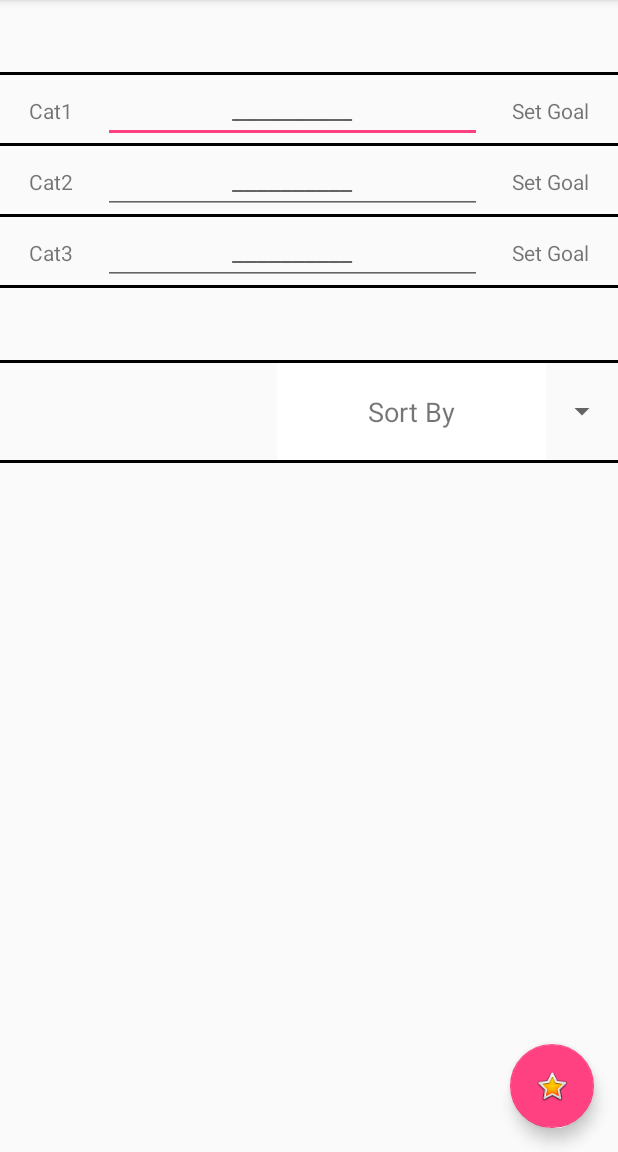
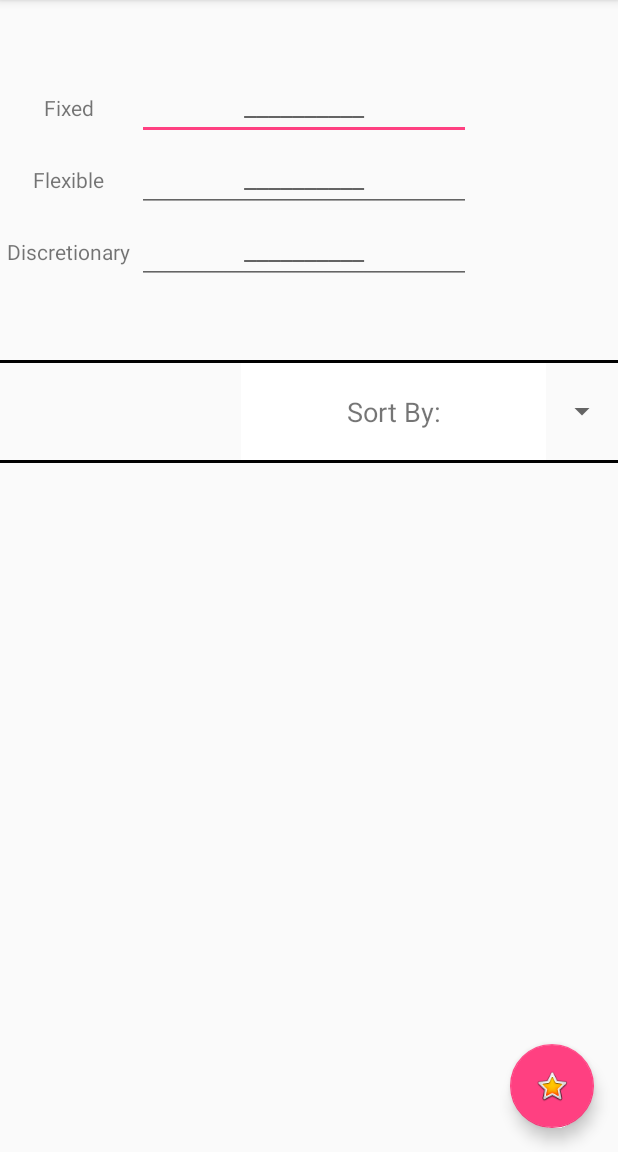
Before and after one commit to sobotadom/Enactus, an Android app: the screen it shows after launch (MainActivity), on a phone screen of 412 x 824 dp, the part 84-1236 px from its top. Run offline under Robolectric (Android 15) with nearby library versions, the phone set to English and light mode, and no system bars.

Commit message:
i got rid of the expnse pages add button, now the edit text gives me the total on the main page i still have to configure the date picker

```diff
--- a/app/src/main/java/enactus/budget/enactus/MainActivity.java
+++ b/app/src/main/java/enactus/budget/enactus/MainActivity.java
@@ -10,6 +10,8 @@ import android.support.design.widget.FloatingActionButton;
 import android.support.design.widget.Snackbar;
 import android.support.v7.app.AppCompatActivity;
 import android.support.v7.widget.Toolbar;
+import android.text.Editable;
+import android.text.TextWatcher;
 import android.util.Log;
 import android.view.View;
 import android.view.Menu;
@@ -35,6 +37,7 @@ public class MainActivity extends AppCompatActivity {
     private static int REQUEST_CODE = 0;
     private double totalSpent = 0;
     private int cat1_day, cat2_day, cat3_day, cat1_month, cat2_month, cat3_month, cat1_year, cat2_year, cat3_year;
+    private double cat1_goal, cat2_goal, cat3_goal;
     private String category;
     @Override
     protected void onCreate(Bundle savedInstanceState) {
@@ -55,45 +58,39 @@ public class MainActivity extends AppCompatActivity {
         });
 
 
-
-
-
         //CONFIGURE TABLE DISPLAYING DATABASE ENTRIES
 
         final TableLayout tl = findViewById(R.id.tableLayout);
 
         final String[] categories = new String[]{
-                "Sort By",
-                "Cat1",
-                "Cat2",
-                "Cat3"
+                "Sort By:",
+                "Fixed",
+                "Flexible",
+                "Discretionary"
 
         };
         final ArrayAdapter<String> adapter = new ArrayAdapter<String>(
-                this,R.layout.spinner_item,categories){
+                this, R.layout.spinner_item, categories) {
             @Override
-            public boolean isEnabled(int position){
-                if(position == 0)
-                {
+            public boolean isEnabled(int position) {
+                if (position == 0) {
                     // Disable the first item from Spinner
                     // First item will be use for hint
                     return false;
-                }
-                else
-                {
+                } else {
                     return true;
                 }
             }
+
             @Override
             public View getDropDownView(int position, View convertView,
                                         ViewGroup parent) {
                 View view = super.getDropDownView(position, convertView, parent);
                 TextView tv = (TextView) view;
-                if(position == 0){
+                if (position == 0) {
                     // Set the hint text color gray
                     tv.setTextColor(Color.GRAY);
-                }
-                else {
+                } else {
                     tv.setTextColor(Color.BLACK);
                 }
                 return view;
@@ -116,7 +113,7 @@ public class MainActivity extends AppCompatActivity {
                 String selectedItemText = (String) parent.getItemAtPosition(position);
                 // If user change the default selection
                 // First item is disable and it is used for hint
-                if(position > 0){
+                if (position > 0) {
                     // Notify the selected item text
 
                 }
@@ -136,19 +133,119 @@ public class MainActivity extends AppCompatActivity {
         Configure balance and goals
 
          */
-        TextView btnfirst = findViewById(R.id.cat1date);
-        TextView btnsecond = findViewById(R.id.cat2date);
-        TextView btnthird = findViewById(R.id.cat3date);
+
+
+        EditText first = findViewById(R.id.cat1goal);
+        first.addTextChangedListener(new TextWatcher() {
+
+            @Override
+            public void afterTextChanged(Editable s) {
+            }
+
+            @Override
+            public void beforeTextChanged(CharSequence s, int start,
+                                          int count, int after) {
+            }
+
+            @Override
+            public void onTextChanged(CharSequence s, int start,
+                                      int before, int count) {
+
+
+                if (s.length() == 0) {
+                    findViewById(R.id.btngoal1).setVisibility(View.INVISIBLE);
+                }
+                //SET GOAL IF A GOAL IS PUT IN
+                if (s.length() > 0) {
+                    cat1_goal = Double.parseDouble(s.toString());
+                    findViewById(R.id.btngoal1).setVisibility(View.VISIBLE);
+                }
+
+
+            }
+        });
+
+        final EditText second = findViewById(R.id.cat2goal);
+        second.addTextChangedListener(new TextWatcher() {
+
+            @Override
+            public void afterTextChanged(Editable s) {
+            }
+
+            @Override
+            public void beforeTextChanged(CharSequence s, int start,
+                                          int count, int after) {
+            }
+
+            @Override
+            public void onTextChanged(CharSequence s, int start,
+                                      int before, int count) {
+
+                //SET GOAL IF A GOAL IS PUT IN
+                if (s.length() == 0) {
+                    findViewById(R.id.btngoal2).setVisibility(View.INVISIBLE);
+                }
+                if (s.length() > 0) {
+                    cat2_goal = Double.parseDouble(s.toString());
+                    findViewById(R.id.btngoal2).setVisibility(View.VISIBLE);
+                }
+
+
+            }
+        });
+        EditText third = findViewById(R.id.cat3goal);
+        third.addTextChangedListener(new TextWatcher() {
+
+            @Override
+            public void afterTextChanged(Editable s) {
+            }
+
+            @Override
+            public void beforeTextChanged(CharSequence s, int start,
+                                          int count, int after) {
+            }
+
+            @Override
+            public void onTextChanged(CharSequence s, int start,
+                                      int before, int count) {
+
+
+                if (s.length() == 0) {
+                    findViewById(R.id.btngoal3).setVisibility(View.INVISIBLE);
+                }
+                //SET GOAL IF A GOAL IS PUT IN
+                if (s.length() > 0) {
+                    cat3_goal = Double.parseDouble(s.toString());
+                    findViewById(R.id.btngoal3).setVisibility(View.VISIBLE);
+                }
+
+
+            }
+        });
+
+        View.OnClickListener getdate = new View.OnClickListener() {
+            @Override
+            public void onClick(View view) {
+                //show dialogan get the proper date
 
 
 
+                switch(view.getId()){
+
+                    case R.id.btngoal1: break;
+
+                    case R.id.btngoal2: break;
+
+                    case R.id.btngoal3: break;
+                }
 
 
 
+            }
+        };
 
 
     }
-
 
     protected void onActivityResult(int requestCode, int resultCode,
                                     Intent data) {
--- a/app/src/main/res/layout/content_main.xml
+++ b/app/src/main/res/layout/content_main.xml
@@ -18,29 +18,23 @@
             android:layout_width="match_parent"
             android:layout_height="48dp" />
 
-        <LinearLayout
+        <TableLayout
             android:layout_width="match_parent"
-            android:layout_height="wrap_content"
-            android:orientation="vertical">
-            <View
-                style="@style/Divider"
-                android:layout_height="2dp"
-                android:background="@android:color/black" />
-            <LinearLayout
-                android:id="@+id/cat1"
+            android:layout_height="wrap_content">
+
+            <TableRow
                 android:layout_width="match_parent"
-                android:layout_height="wrap_content"
-                android:orientation="horizontal">
+                android:layout_height="match_parent">
 
                 <TextView
                     android:layout_width="wrap_content"
                     android:layout_height="wrap_content"
                     android:layout_weight="1"
-                    android:text="Cat1"
+                    android:text="Fixed"
                     android:textAlignment="center" />
 
                 <EditText
-                    android:id="@+id/cat1Expense"
+                    android:id="@+id/cat1goal"
                     android:layout_width="wrap_content"
                     android:layout_height="wrap_content"
                     android:layout_weight="1"
@@ -49,35 +43,29 @@
                     android:inputType="numberDecimal"
                     android:textAlignment="center" />
 
-                <TextView
-                    android:id="@+id/cat1date"
+                <Button
+                    android:id="@+id/btngoal1"
                     android:layout_width="wrap_content"
                     android:layout_height="wrap_content"
                     android:layout_weight="1"
-                    android:text="Set Goal"
-                    android:textAlignment="center" />
+                    android:text="Set Date"
+                    android:visibility="invisible" />
+            </TableRow>
 
-            </LinearLayout>
-            <View
-                style="@style/Divider"
-                android:layout_height="2dp"
-                android:background="@android:color/black" />
-            <LinearLayout
-                android:id="@+id/cat2"
+            <TableRow
                 android:layout_width="match_parent"
-                android:layout_height="wrap_content"
-                android:orientation="horizontal">
+                android:layout_height="match_parent">
 
                 <TextView
                     android:id="@+id/textView8"
                     android:layout_width="wrap_content"
                     android:layout_height="wrap_content"
                     android:layout_weight="1"
-                    android:text="Cat2"
+                    android:text="Flexible"
                     android:textAlignment="center" />
 
                 <EditText
-                    android:id="@+id/cat2Expense"
+                    android:id="@+id/cat2goal"
                     android:layout_width="wrap_content"
                     android:layout_height="wrap_content"
                     android:layout_weight="1"
@@ -86,34 +74,29 @@
                     android:inputType="numberDecimal"
                     android:textAlignment="center" />
 
-                <TextView
-                    android:id="@+id/cat2date"
+                <Button
+                    android:id="@+id/btngoal2"
                     android:layout_width="wrap_content"
                     android:layout_height="wrap_content"
                     android:layout_weight="1"
-                    android:text="Set Goal"
-                    android:textAlignment="center" />
-            </LinearLayout>
-            <View
-                style="@style/Divider"
-                android:layout_height="2dp"
-                android:background="@android:color/black" />
-            <LinearLayout
-                android:id="@+id/cat3"
+                    android:text="Set Date"
+                    android:visibility="invisible" />
+            </TableRow>
+
+            <TableRow
                 android:layout_width="match_parent"
-                android:layout_height="wrap_content"
-                android:orientation="horizontal">
+                android:layout_height="match_parent">
 
                 <TextView
                     android:id="@+id/textView9"
                     android:layout_width="wrap_content"
                     android:layout_height="wrap_content"
                     android:layout_weight="1"
-                    android:text="Cat3"
+                    android:text="Discretionary"
                     android:textAlignment="center" />
 
                 <EditText
-                    android:id="@+id/cat3Expense"
+                    android:id="@+id/cat3goal"
                     android:layout_width="wrap_content"
                     android:layout_height="wrap_content"
                     android:layout_weight="1"
@@ -122,19 +105,16 @@
                     android:inputType="numberDecimal"
                     android:textAlignment="center" />
 
-                <TextView
-                    android:id="@+id/cat3date"
+                <Button
+                    android:id="@+id/btngoal3"
                     android:layout_width="wrap_content"
                     android:layout_height="wrap_content"
                     android:layout_weight="1"
-                    android:text="Set Goal"
-                    android:textAlignment="center" />
-            </LinearLayout>
-            <View
-                style="@style/Divider"
-                android:layout_height="2dp"
-                android:background="@android:color/black" />
-        </LinearLayout>
+                    android:text="Set Date"
+                    android:visibility="invisible" />
+            </TableRow>
+
+        </TableLayout>
 
         <Space
             android:layout_width="match_parent"
```
Also changed, not shown: app/src/main/java/enactus/budget/enactus/Expense.java (+87 -11 lines), app/src/main/res/layout/expense.xml (+0 -7 lines).
